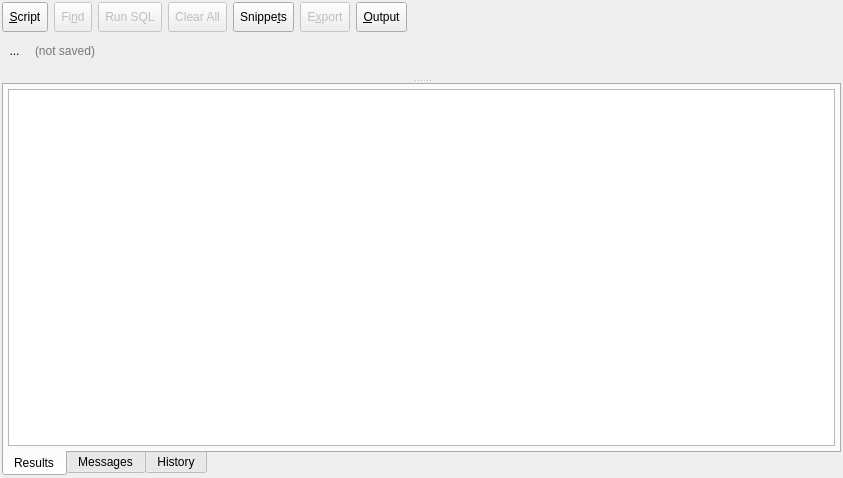
First picture: the form in libpgmodeler_ui/ui/sqlexecutionwidget.ui, repository pgmodeler/pgmodeler, before the edit.
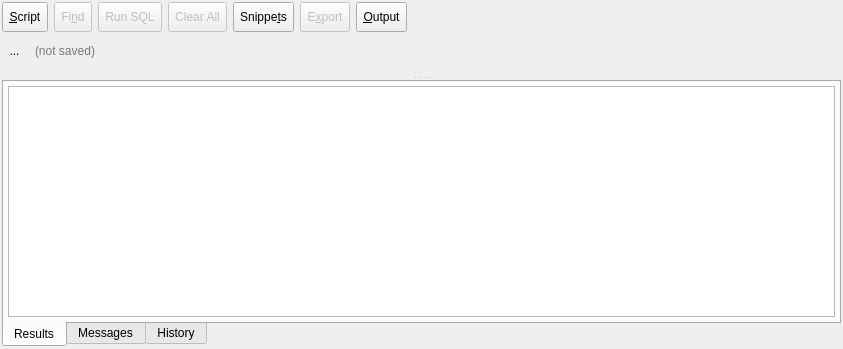
Second picture: the form after the edit. Icons and pictures are not drawn.

Commit message: Minor fix in SQLExecutionWidget allowing the output widget to be resized to a size lower than the default one.

Patch:
```diff
--- a/libpgmodeler_ui/ui/sqlexecutionwidget.ui
+++ b/libpgmodeler_ui/ui/sqlexecutionwidget.ui
@@ -7,7 +7,7 @@
     <x>0</x>
     <y>0</y>
     <width>843</width>
-    <height>478</height>
+    <height>349</height>
    </rect>
   </property>
   <property name="baseSize">
@@ -546,11 +546,11 @@
           </property>
           <item>
            <widget class="QTabWidget" name="output_tbw">
-            <property name="minimumSize">
-             <size>
-              <width>0</width>
-              <height>0</height>
-             </size>
+            <property name="sizePolicy">
+             <sizepolicy hsizetype="Expanding" vsizetype="Preferred">
+              <horstretch>0</horstretch>
+              <verstretch>0</verstretch>
+             </sizepolicy>
             </property>
             <property name="tabPosition">
              <enum>QTabWidget::South</enum>
@@ -583,12 +583,6 @@
               </property>
               <item row="1" column="0">
                <widget class="QWidget" name="results_parent" native="true">
-                <property name="minimumSize">
-                 <size>
-                  <width>100</width>
-                  <height>200</height>
-                 </size>
-                </property>
                 <layout class="QGridLayout" name="gridLayout_3">
                  <property name="leftMargin">
                   <number>0</number>
```
